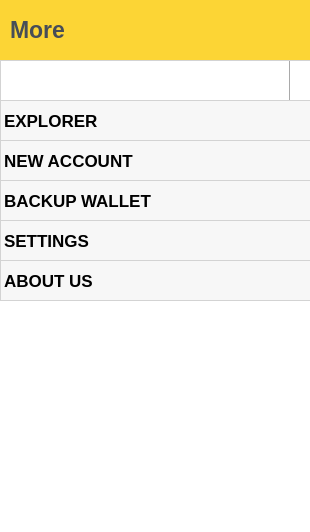
First picture: the form in page/more/pagemore.ui, repository LYRA-Block-Lattice/LyraWalletManager, before the edit.
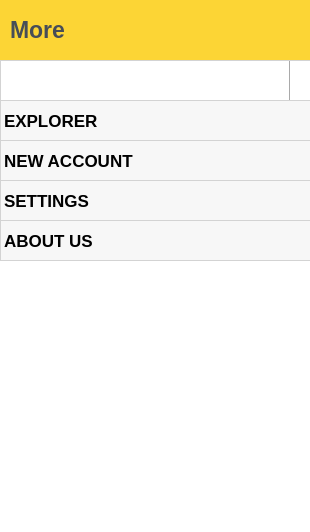
Second picture: the form after the edit. Icons and pictures are not drawn.

The edit to the form file:
```diff
--- a/page/more/pagemore.ui
+++ b/page/more/pagemore.ui
@@ -191,7 +191,7 @@
    <property name="geometry">
     <rect>
      <x>0</x>
-     <y>220</y>
+     <y>180</y>
      <width>311</width>
      <height>41</height>
     </rect>
@@ -275,53 +275,11 @@
      <normaloff>:/res/ic/res/ic/magnify.png</normaloff>:/res/ic/res/ic/magnify.png</iconset>
    </property>
   </widget>
-  <widget class="QPushButton" name="backupWalletPushButton">
-   <property name="geometry">
-    <rect>
-     <x>0</x>
-     <y>180</y>
-     <width>311</width>
-     <height>41</height>
-    </rect>
-   </property>
-   <property name="font">
-    <font>
-     <pointsize>13</pointsize>
-     <bold>true</bold>
-     <stylestrategy>PreferDefault</stylestrategy>
-    </font>
-   </property>
-   <property name="focusPolicy">
-    <enum>Qt::NoFocus</enum>
-   </property>
-   <property name="styleSheet">
-    <string notr="true">QPushButton {
-	border-style: solid;
-	background-color: rgba(0, 0, 0, 8);
-	border-width: 1px;
-	border-color: lightgrey;
-	text-align:left;
-    padding-right: 3px;
-    padding-left: 3px;
-	color:black;
-}
-QPushButton:hover {
-    background-color: rgba(0, 0, 0, 16);
-}
-
-QPushButton:pressed {
-    background-color: rgba(0, 0, 0, 64);
-}</string>
-   </property>
-   <property name="text">
-    <string>BACKUP WALLET</string>
-   </property>
-  </widget>
   <widget class="QPushButton" name="aboutUsPushButton">
    <property name="geometry">
     <rect>
      <x>0</x>
-     <y>260</y>
+     <y>220</y>
      <width>311</width>
      <height>41</height>
     </rect>
```
Left out of the diff: 12 changed lines with no effect on the pictures.
